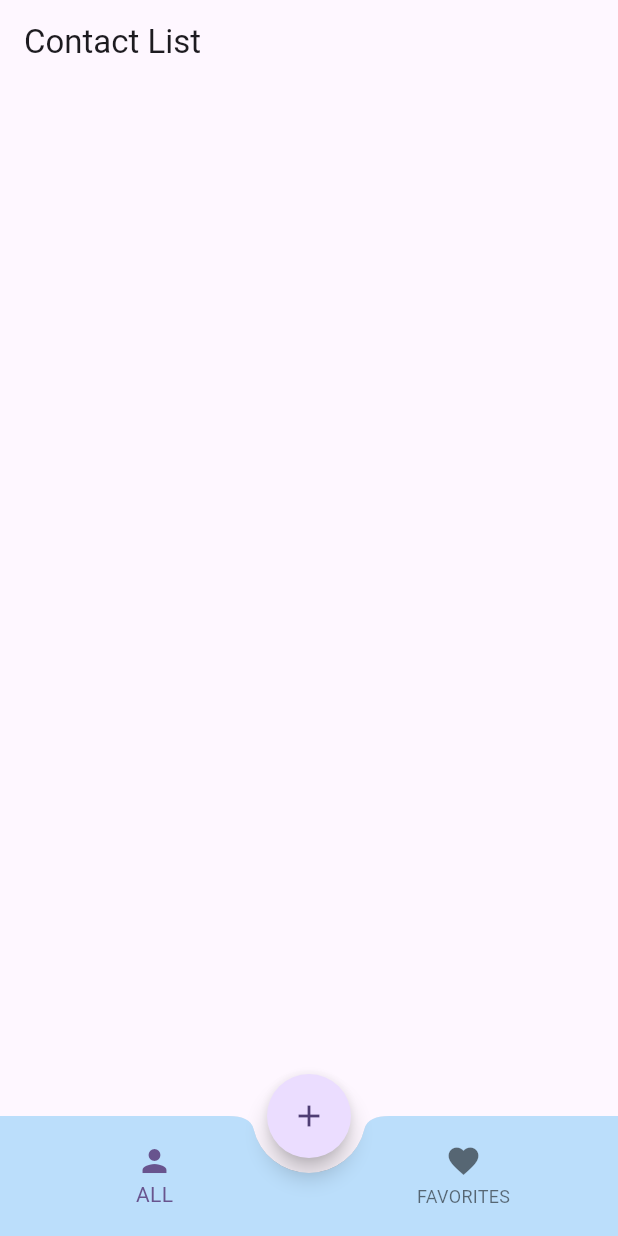
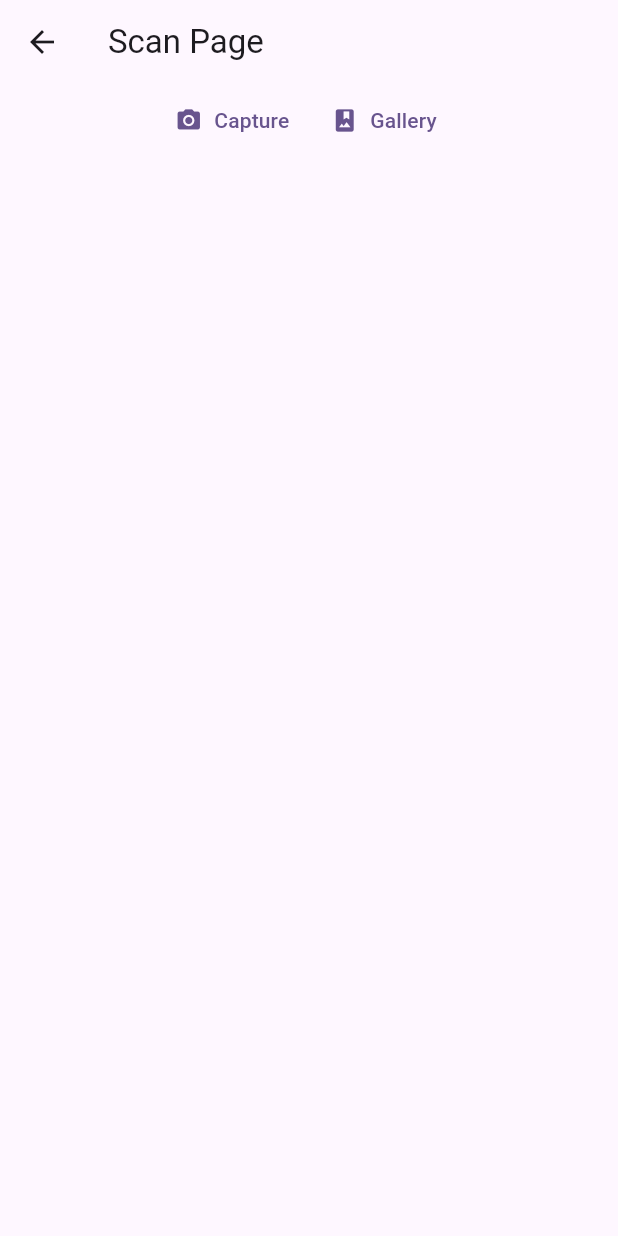
Before and after one commit to chaitanya-kumar-dewangan/Virtual-Card-Flutter, a Flutter app: the screen it shows after launch, after a tap on the "add" icon, on a phone screen of 412 x 824 dp. Run offline on Flutter 3.47's test engine with Material 3 defaults, Android fonts, the phone set to English and light mode, and no system bars; our stand-ins replace flutter_easyloading, go_router, image_picker.

Commit message:
select image

```diff
--- a/lib/main.dart
+++ b/lib/main.dart
@@ -1,6 +1,8 @@
 import 'package:flutter/material.dart';
+import 'package:flutter_easyloading/flutter_easyloading.dart';
 import 'package:go_router/go_router.dart';
 import 'package:virtualcard/pages/home_page.dart';
+import 'package:virtualcard/pages/scan_page.dart';
 
 void main() {
   runApp( MyApp());
@@ -16,6 +18,7 @@
       debugShowCheckedModeBanner: false,
       title: 'Flutter Demo',
       routerConfig: _router,
+      builder: EasyLoading.init(),
       theme: ThemeData(
         colorScheme: ColorScheme.fromSeed(seedColor: Colors.deepPurple),
         useMaterial3: true,
@@ -29,6 +32,11 @@
       name: HomePage.routeName,
       path: HomePage.routeName,
       builder: (context, state) => const HomePage(),
+      routes: [
+        GoRoute(name: ScanPage.routeName,
+        path: ScanPage.routeName,
+        builder: (context, state)=> const ScanPage())
+      ]
     )
   ]);
 }
--- a/lib/pages/home_page.dart
+++ b/lib/pages/home_page.dart
@@ -1,4 +1,7 @@
+import 'package:flutter/gestures.dart';
 import 'package:flutter/material.dart';
+import 'package:go_router/go_router.dart';
+import 'package:virtualcard/pages/scan_page.dart';
 
 class HomePage extends StatefulWidget {
   static const String routeName = '/';
@@ -19,7 +22,9 @@
         ),
         floatingActionButtonLocation: FloatingActionButtonLocation.centerDocked,
         floatingActionButton: FloatingActionButton(
-          onPressed: () {},
+          onPressed: () {
+            context.goNamed(ScanPage.routeName);
+          },
           shape: const CircleBorder(),
           child: const Icon(Icons.add),
         ),
--- /dev/null
+++ b/lib/pages/scan_page.dart
@@ -0,0 +1,45 @@
+import 'package:flutter/material.dart';
+import 'package:image_picker/image_picker.dart';
+
+class ScanPage extends StatefulWidget {
+  static const String routeName = 'scan';
+
+  const ScanPage({super.key});
+
+  @override
+  State<ScanPage> createState() => _ScanPageState();
+}
+
+class _ScanPageState extends State<ScanPage> {
+  @override
+  Widget build(BuildContext context) {
+    return Scaffold(
+      appBar: AppBar(
+        title: const Text('Scan Page'),
+      ),
+      body: ListView(
+        children: [
+          Row(
+            mainAxisAlignment: MainAxisAlignment.center,
+            children: [
+              TextButton.icon(onPressed: (){
+                getImage(ImageSource.camera);
+              }, icon: Icon(Icons.camera_alt),
+              label: const Text('Capture'),),
+              TextButton.icon(onPressed: (){
+                getImage(ImageSource.gallery);
+              }, icon: Icon(Icons.photo_album),
+                label: const Text('Gallery'),),            ],
+          )
+        ],
+      ),
+    );
+  }
+
+  void getImage(ImageSource camera) async {
+    final xFile  = await ImagePicker().pickImage(source: camera, );
+    if(xFile != null){
+      print(xFile.path);
+    }
+  }
+}
```
